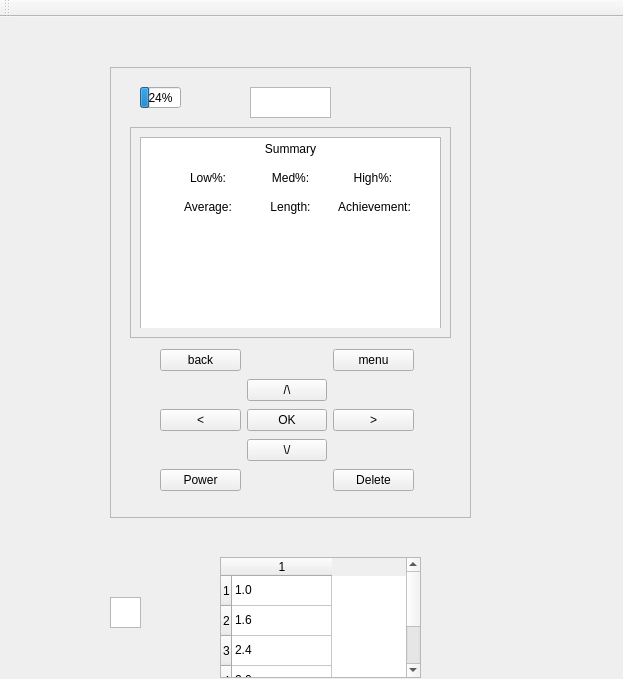
ahmeddendane/Medical-Device, file mainwindow.ui: the form before one commit.
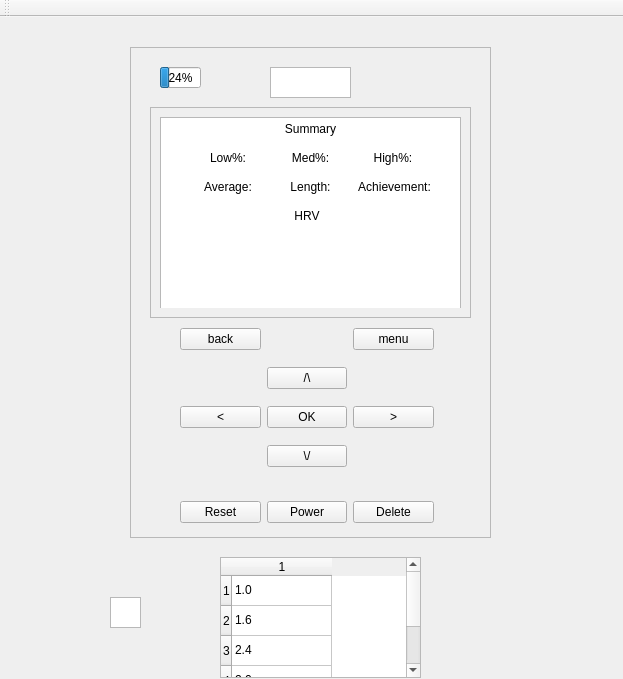
The form after the commit. The open tabs and pages were chosen to show the change. Custom widgets are drawn as their Qt base class.

Commit message: Reset function added to reset device to original state

Patch:
```diff
--- a/mainwindow.ui
+++ b/mainwindow.ui
@@ -17,10 +17,10 @@
    <widget class="QFrame" name="device">
     <property name="geometry">
      <rect>
-      <x>110</x>
-      <y>50</y>
+      <x>130</x>
+      <y>30</y>
       <width>361</width>
-      <height>451</height>
+      <height>491</height>
      </rect>
     </property>
     <property name="frameShape">
@@ -329,10 +329,10 @@
        <widget class="QCustomPlot" name="graph_summary" native="true">
         <property name="geometry">
          <rect>
-          <x>20</x>
-          <y>80</y>
+          <x>10</x>
+          <y>110</y>
           <width>261</width>
-          <height>111</height>
+          <height>81</height>
          </rect>
         </property>
        </widget>
@@ -421,6 +421,22 @@
          </item>
         </layout>
        </widget>
+       <widget class="QLabel" name="HRV_title">
+        <property name="geometry">
+         <rect>
+          <x>120</x>
+          <y>90</y>
+          <width>54</width>
+          <height>17</height>
+         </rect>
+        </property>
+        <property name="text">
+         <string>HRV</string>
+        </property>
+        <property name="alignment">
+         <set>Qt::AlignCenter</set>
+        </property>
+       </widget>
       </widget>
      </widget>
     </widget>
@@ -451,9 +467,9 @@
      <property name="geometry">
       <rect>
        <x>50</x>
-       <y>280</y>
+       <y>270</y>
        <width>254</width>
-       <height>151</height>
+       <height>161</height>
       </rect>
      </property>
      <layout class="QGridLayout" name="gridLayout_2">
@@ -471,17 +487,17 @@
         </property>
        </widget>
       </item>
-      <item row="4" column="2">
-       <widget class="QPushButton" name="delete_button">
+      <item row="0" column="2">
+       <widget class="QPushButton" name="menu_button">
         <property name="text">
-         <string>Delete</string>
+         <string>menu</string>
         </property>
        </widget>
       </item>
-      <item row="4" column="0">
-       <widget class="QPushButton" name="on_off_button">
+      <item row="0" column="0">
+       <widget class="QPushButton" name="back_button">
         <property name="text">
-         <string>Power</string>
+         <string>back</string>
         </property>
        </widget>
       </item>
@@ -506,17 +522,36 @@
         </property>
        </widget>
       </item>
-      <item row="0" column="0">
-       <widget class="QPushButton" name="back_button">
+     </layout>
+    </widget>
+    <widget class="QWidget" name="horizontalLayoutWidget">
+     <property name="geometry">
+      <rect>
+       <x>50</x>
+       <y>450</y>
+       <width>254</width>
+       <height>31</height>
+      </rect>
+     </property>
+     <layout class="QHBoxLayout" name="horizontalLayout_2">
+      <item>
+       <widget class="QPushButton" name="reset_button">
         <property name="text">
-         <string>back</string>
+         <string>Reset</string>
         </property>
        </widget>
       </item>
-      <item row="0" column="2">
-       <widget class="QPushButton" name="menu_button">
+      <item>
+       <widget class="QPushButton" name="on_off_button">
         <property name="text">
-         <string>menu</string>
+         <string>Power</string>
+        </property>
+       </widget>
+      </item>
+      <item>
+       <widget class="QPushButton" name="delete_button">
+        <property name="text">
+         <string>Delete</string>
         </property>
        </widget>
       </item>
```
Left out of the diff: 22 changed lines with no effect on the pictures. The commit also changes 2 other files.
